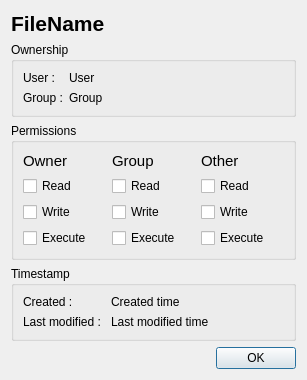
First picture: the form in fileattributesdialog.ui, repository haraki/farman, before the edit.
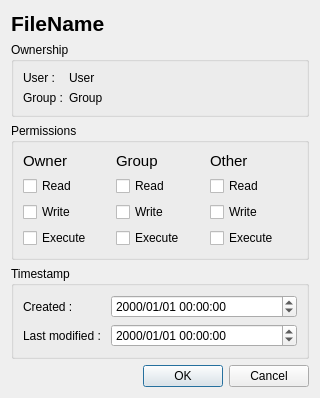
Second picture: the form after the edit.

Commit message: timestamp & permissions can be changed.

```diff
--- a/fileattributesdialog.ui
+++ b/fileattributesdialog.ui
@@ -6,8 +6,8 @@
    <rect>
     <x>0</x>
     <y>0</y>
-    <width>307</width>
-    <height>380</height>
+    <width>320</width>
+    <height>398</height>
    </rect>
   </property>
   <property name="windowTitle">
@@ -205,7 +205,7 @@
      <property name="title">
       <string>Timestamp</string>
      </property>
-     <layout class="QGridLayout" name="gridLayout_3" columnstretch="0,1">
+     <layout class="QGridLayout" name="gridLayout_3" columnstretch="0,1,0">
       <item row="0" column="0">
        <widget class="QLabel" name="timestampCreatedHeadLabel">
         <property name="text">
@@ -213,13 +213,6 @@
         </property>
        </widget>
       </item>
-      <item row="0" column="1">
-       <widget class="QLabel" name="timestampCreatedLabel">
-        <property name="text">
-         <string>Created time</string>
-        </property>
-       </widget>
-      </item>
       <item row="1" column="0">
        <widget class="QLabel" name="timestampLastModifiedHeadLabel">
         <property name="text">
@@ -227,10 +220,17 @@
         </property>
        </widget>
       </item>
-      <item row="1" column="1">
-       <widget class="QLabel" name="timestampLastModifiedLabel">
-        <property name="text">
-         <string>Last modified time</string>
+      <item row="0" column="1" colspan="2">
+       <widget class="QDateTimeEdit" name="timestampCreatedDateTimeEdit">
+        <property name="displayFormat">
+         <string>yyyy/MM/dd HH:mm:ss</string>
+        </property>
+       </widget>
+      </item>
+      <item row="1" column="1" colspan="2">
+       <widget class="QDateTimeEdit" name="timestampLastModifiedDateTimeEdit">
+        <property name="displayFormat">
+         <string>yyyy/MM/dd HH:mm:ss</string>
         </property>
        </widget>
       </item>
@@ -243,7 +243,7 @@
       <enum>Qt::Horizontal</enum>
      </property>
      <property name="standardButtons">
-      <set>QDialogButtonBox::Ok</set>
+      <set>QDialogButtonBox::Cancel|QDialogButtonBox::Ok</set>
      </property>
     </widget>
    </item>
```
Left out of the diff: 27 changed lines with no effect on the pictures. The commit also changes 4 other files.
